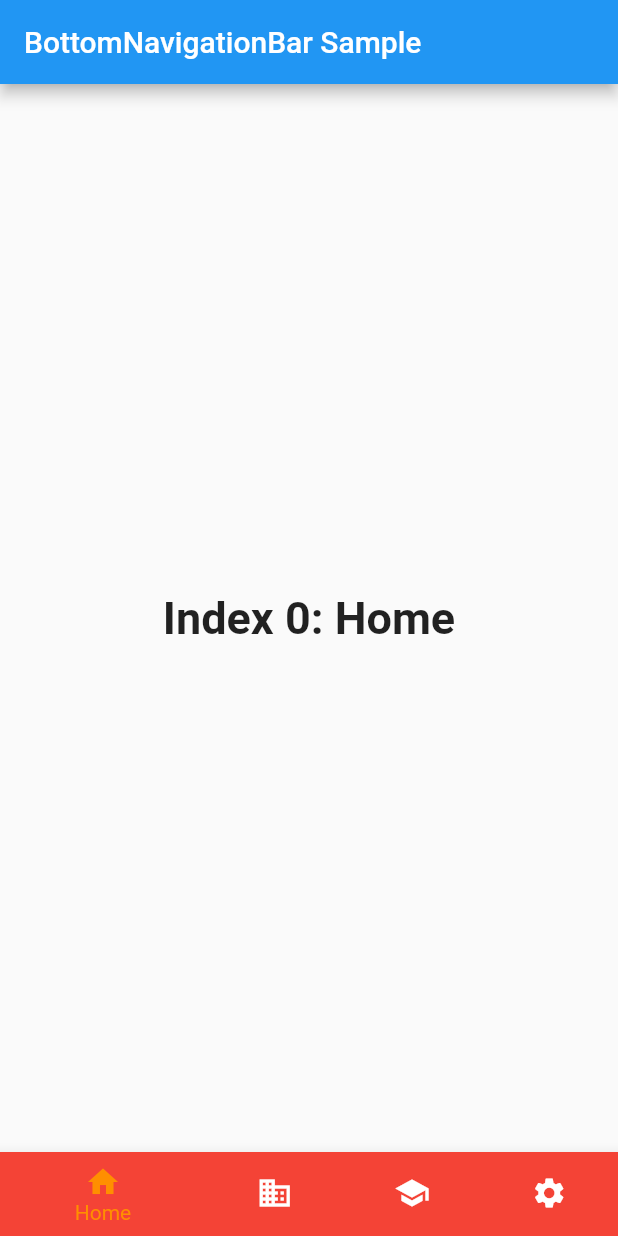
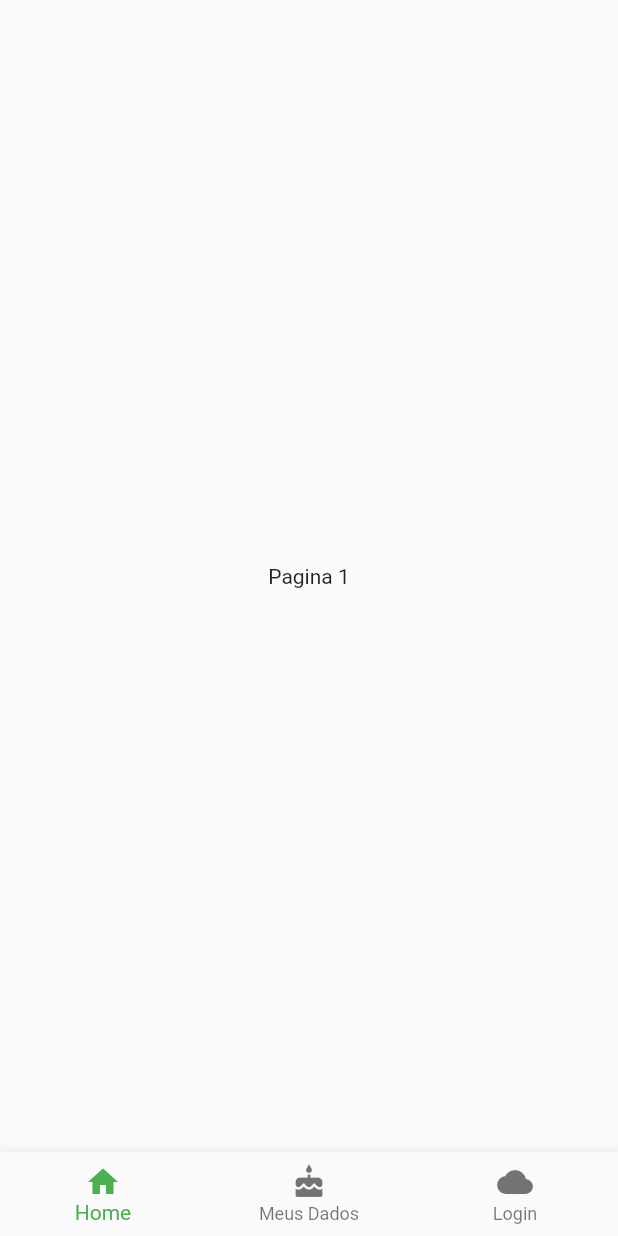
Before and after one commit to codigonaveia/flutter_buttonNavigatorBar, a Flutter app: the screen it shows after launch, on a phone screen of 412 x 824 dp. Run offline on Flutter 3.47's test engine with Material 2 defaults, Android fonts, the phone set to English and light mode, and no system bars.

Commit message:
Criando outro tipo de Button Navegator

```diff
--- /dev/null
+++ b/lib/NavegatorButton1.dart
@@ -0,0 +1,77 @@
+import 'package:flutter/material.dart';
+
+class MyStatefulWidget extends StatefulWidget {
+  const MyStatefulWidget({super.key});
+
+  @override
+  State<MyStatefulWidget> createState() => _MyStatefulWidgetState();
+}
+
+class _MyStatefulWidgetState extends State<MyStatefulWidget> {
+  int _selectedIndex = 0;
+  static const TextStyle optionStyle =
+      TextStyle(fontSize: 30, fontWeight: FontWeight.bold);
+  static const List<Widget> _widgetOptions = <Widget>[
+    Text(
+      'Index 0: Home',
+      style: optionStyle,
+    ),
+    Text(
+      'Index 1: Business',
+      style: optionStyle,
+    ),
+    Text(
+      'Index 2: School',
+      style: optionStyle,
+    ),
+    Text(
+      'Index 3: Settings',
+      style: optionStyle,
+    ),
+  ];
+
+  void _onItemTapped(int index) {
+    setState(() {
+      _selectedIndex = index;
+    });
+  }
+
+  @override
+  Widget build(BuildContext context) {
+    return Scaffold(
+      appBar: AppBar(
+        title: const Text('BottomNavigationBar Sample'),
+      ),
+      body: Center(
+        child: _widgetOptions.elementAt(_selectedIndex),
+      ),
+      bottomNavigationBar: BottomNavigationBar(
+        items: const <BottomNavigationBarItem>[
+          BottomNavigationBarItem(
+            icon: Icon(Icons.home),
+            label: 'Home',
+            backgroundColor: Colors.red,
+          ),
+          BottomNavigationBarItem(
+            icon: Icon(Icons.business),
+            label: 'Business',
+            backgroundColor: Colors.green,
+          ),
+          BottomNavigationBarItem(
+            icon: Icon(Icons.school),
+            label: 'School',
+            backgroundColor: Colors.purple,
+          ),
+          BottomNavigationBarItem(
+            icon: Icon(Icons.settings),
+            label: 'Settings',
+            backgroundColor: Colors.pink,
+          ),
+        ],
+        currentIndex: _selectedIndex,
+        selectedItemColor: Colors.amber[800],
+        onTap: _onItemTapped,
+      ),
+    );
+  }
+}
--- a/lib/main.dart
+++ b/lib/main.dart
@@ -1,4 +1,6 @@
 import 'package:flutter/material.dart';
+import 'NavegatorButton1.dart';
+import 'navegator_butron2.dart';
 
 void main() => runApp(const MyApp());
 
@@ -11,83 +13,7 @@ class MyApp extends StatelessWidget {
   Widget build(BuildContext context) {
     return const MaterialApp(
       title: _title,
-      home: MyStatefulWidget(),
-    );
-  }
-}
-
-class MyStatefulWidget extends StatefulWidget {
-  const MyStatefulWidget({super.key});
-
-  @override
-  State<MyStatefulWidget> createState() => _MyStatefulWidgetState();
-}
-
-class _MyStatefulWidgetState extends State<MyStatefulWidget> {
-  int _selectedIndex = 0;
-  static const TextStyle optionStyle =
-      TextStyle(fontSize: 30, fontWeight: FontWeight.bold);
-  static const List<Widget> _widgetOptions = <Widget>[
-    Text(
-      'Index 0: Home',
-      style: optionStyle,
-    ),
-    Text(
-      'Index 1: Business',
-      style: optionStyle,
-    ),
-    Text(
-      'Index 2: School',
-      style: optionStyle,
-    ),
-    Text(
-      'Index 3: Settings',
-      style: optionStyle,
-    ),
-  ];
-
-  void _onItemTapped(int index) {
-    setState(() {
-      _selectedIndex = index;
-    });
-  }
-
-  @override
-  Widget build(BuildContext context) {
-    return Scaffold(
-      appBar: AppBar(
-        title: const Text('BottomNavigationBar Sample'),
-      ),
-      body: Center(
-        child: _widgetOptions.elementAt(_selectedIndex),
-      ),
-      bottomNavigationBar: BottomNavigationBar(
-        items: const <BottomNavigationBarItem>[
-          BottomNavigationBarItem(
-            icon: Icon(Icons.home),
-            label: 'Home',
-            backgroundColor: Colors.red,
-          ),
-          BottomNavigationBarItem(
-            icon: Icon(Icons.business),
-            label: 'Business',
-            backgroundColor: Colors.green,
-          ),
-          BottomNavigationBarItem(
-            icon: Icon(Icons.school),
-            label: 'School',
-            backgroundColor: Colors.purple,
-          ),
-          BottomNavigationBarItem(
-            icon: Icon(Icons.settings),
-            label: 'Settings',
-            backgroundColor: Colors.pink,
-          ),
-        ],
-        currentIndex: _selectedIndex,
-        selectedItemColor: Colors.amber[800],
-        onTap: _onItemTapped,
-      ),
+      home: MeuSegundoNavegator(),
     );
   }
 }
--- /dev/null
+++ b/lib/navegator_butron2.dart
@@ -0,0 +1,46 @@
+import 'package:flutter/material.dart';
+
+class MeuSegundoNavegator extends StatefulWidget {
+  const MeuSegundoNavegator({super.key});
+
+  @override
+  State<MeuSegundoNavegator> createState() => _MeuSegundoNavegator();
+}
+
+class _MeuSegundoNavegator extends State<MeuSegundoNavegator> {
+  var _currentPage = 0;
+  var _pages = [Text("Pagina 1"), Text("Pagina 2"), Text("Pagina 3")];
+
+  @override
+  Widget build(BuildContext context) {
+    return MaterialApp(
+      title: "Navegator 2",
+      home: Scaffold(
+        body: Center(child: _pages.elementAt(_currentPage)),
+        bottomNavigationBar: BottomNavigationBar(
+          items: [
+            BottomNavigationBarItem(
+                icon: Icon(Icons.home),
+                label: "Home",
+                backgroundColor: Colors.red),
+            BottomNavigationBarItem(
+                icon: Icon(Icons.cake),
+                label: "Meus Dados",
+                backgroundColor: Colors.blue),
+            BottomNavigationBarItem(
+                icon: Icon(Icons.cloud),
+                label: "Login",
+                backgroundColor: Colors.green),
+          ],
+          currentIndex: _currentPage,
+          fixedColor: Colors.green,
+          onTap: (int intIndex) {
+            setState(() {
+              _currentPage = intIndex;
+            });
+          },
+        ),
+      ),
+    );
+  }
+}
```
Also changed, not shown: 1 other file.
